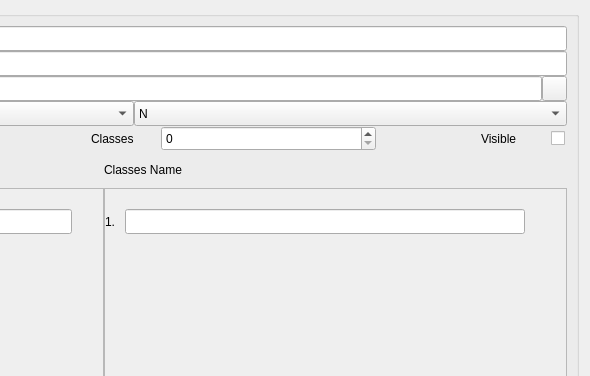
Qt form animalposetracker/gui/createnewproject.ui (wux024/AnimalPoseTracker) before a commit; both pictures show x 382 to 972 and y 0 to 376 of the 972 by 902 pixel window.
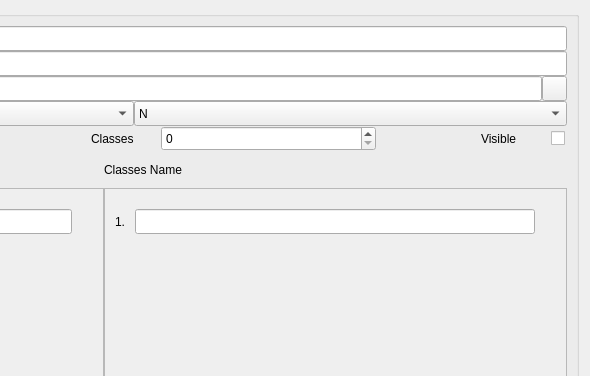
The same form after that commit. Icons and pictures are not drawn.

Patch:
```diff
--- a/animalposetracker/gui/createnewproject.ui
+++ b/animalposetracker/gui/createnewproject.ui
@@ -795,6 +795,9 @@
                 <property name="spacing">
                  <number>10</number>
                 </property>
+                <property name="leftMargin">
+                 <number>10</number>
+                </property>
                 <property name="topMargin">
                  <number>10</number>
                 </property>
```
